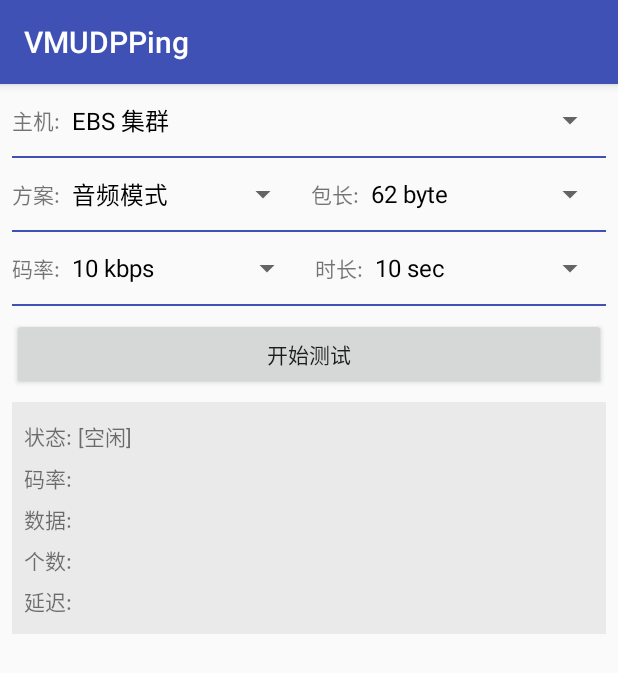
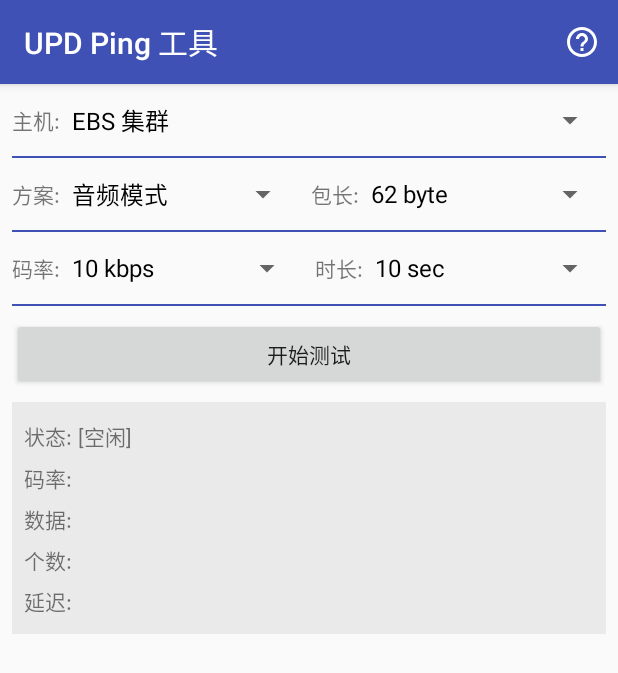
Before and after one commit to lzan13/VMUDPPing, an Android app: the screen it shows after launch (MainActivity), on a phone screen of 412 x 824 dp. Shown: the top 673 px of the screen. Run offline under Robolectric (Android 15) with nearby library versions, the phone set to English and light mode, and no system bars; our stand-ins replace ButterKnife.

Commit message:
添加帮助提示界面，解决计算码率的小问题

```diff
--- a/app/src/main/java/com/vmloft/develop/app/demo/vmudpping/MainActivity.java
+++ b/app/src/main/java/com/vmloft/develop/app/demo/vmudpping/MainActivity.java
@@ -1,16 +1,21 @@
 package com.vmloft.develop.app.demo.vmudpping;
 
 import android.app.Activity;
+import android.support.v4.content.ContextCompat;
 import android.support.v7.app.AppCompatActivity;
 import android.os.Bundle;
+import android.support.v7.widget.Toolbar;
 import android.text.TextUtils;
 import android.util.Log;
+import android.view.Menu;
+import android.view.MenuItem;
 import android.view.View;
 import android.widget.AdapterView;
 import android.widget.ArrayAdapter;
 import android.widget.Button;
 import android.widget.EditText;
 import android.widget.LinearLayout;
+import android.widget.RelativeLayout;
 import android.widget.Spinner;
 import android.widget.TextView;
 
@@ -30,6 +35,7 @@ public class MainActivity extends AppCompatActivity {
 
     private final String TAG = this.getClass().getSimpleName();
 
+    @BindView(R.id.toolbar) Toolbar toolbar;
     @BindView(R.id.widget_spinner_host) Spinner hostSpinner;
     @BindView(R.id.widget_spinner_mode) Spinner modeSpinner;
     @BindView(R.id.widget_spinner_buffer) Spinner bufferSpinner;
@@ -45,6 +51,8 @@ public class MainActivity extends AppCompatActivity {
     @BindView(R.id.text_buffer) TextView bufferView;
     @BindView(R.id.text_lost) TextView lostView;
     @BindView(R.id.text_delay) TextView delayView;
+
+    @BindView(R.id.layout_help) RelativeLayout helpLayout;
 
     private Activity activity;
 
@@ -133,6 +141,10 @@ public class MainActivity extends AppCompatActivity {
      * 初始化
      */
     private void init() {
+        toolbar.setTitle("UPD Ping 工具");
+        toolbar.setTitleTextColor(ContextCompat.getColor(activity, R.color.white));
+        setSupportActionBar(toolbar);
+
         // 服务器选择列表
         ArrayAdapter<String> hostAdapter = new ArrayAdapter<>(activity, android.R.layout.simple_spinner_dropdown_item, serverTitles);
         hostSpinner.setAdapter(hostAdapter);
@@ -224,7 +236,7 @@ public class MainActivity extends AppCompatActivity {
     /**
      * 界面控件点击监听
      */
-    @OnClick({ R.id.btn_test })
+    @OnClick({ R.id.btn_test, R.id.layout_help })
     public void onClick(View v) {
         switch (v.getId()) {
         case R.id.btn_test:
@@ -233,6 +245,9 @@ public class MainActivity extends AppCompatActivity {
             } else {
                 startUDPSocket();
             }
+            break;
+        case R.id.layout_help:
+            helpLayout.setVisibility(View.GONE);
             break;
         }
     }
@@ -248,7 +263,7 @@ public class MainActivity extends AppCompatActivity {
         byte[] orderBytes = new byte[4];
         System.arraycopy(receiveData, 10, orderBytes, 0, orderBytes.length);
         int orderNum = Util.bytesToInt(orderBytes);
-        Log.i(TAG, "收到的序号 " + orderNum);
+        //Log.i(TAG, "收到的序号 " + orderNum);
         if (verifyIndex > orderNum) {
             disorders++;
             return false;
@@ -286,7 +301,7 @@ public class MainActivity extends AppCompatActivity {
                         }
                         delaySum += spend;
                         delay = delaySum / receivePacketCount;
-                        receiveKbps = (long) (bufferSize * sendPacketCount / ((float) (Util.microTime() - receiveTime) / 1000 / 1000) * 8);
+                        receiveKbps = (long) (bufferSize * receivePacketCount / ((float) (Util.microTime() - receiveTime) / 1000 / 1000) * 8);
                     } catch (IOException e) {
                         Log.e(TAG, "获取服务器数据出错 " + e.getMessage());
                         e.printStackTrace();
@@ -508,6 +523,26 @@ public class MainActivity extends AppCompatActivity {
         return true;
     }
 
+    @Override
+    public boolean onCreateOptionsMenu(Menu menu) {
+        getMenuInflater().inflate(R.menu.menu_main, menu);
+        return true;
+    }
+
+    @Override
+    public boolean onOptionsItemSelected(MenuItem item) {
+        switch (item.getItemId()) {
+        case R.id.action_help:
+            if (helpLayout.isShown()) {
+                helpLayout.setVisibility(View.GONE);
+            } else {
+                helpLayout.setVisibility(View.VISIBLE);
+            }
+            break;
+        }
+        return true;
+    }
+
     /**
      * 拦截返回键，断开链接再关闭界面
      */
--- a/app/src/main/java/com/vmloft/develop/app/demo/vmudpping/server/UDPSocketServer.java
+++ b/app/src/main/java/com/vmloft/develop/app/demo/vmudpping/server/UDPSocketServer.java
@@ -30,7 +30,7 @@ public class UDPSocketServer {
                 byte[] orderBytes = new byte[4];
                 System.arraycopy(receiveData, 10, orderBytes, 0, orderBytes.length);
                 int orderNum = Util.bytesToInt(orderBytes);
-                System.out.println(String.format("收到 时间戳: %d, 验证: %s, 序号: %d", time, verifyStr, orderNum));
+                //System.out.println(String.format("收到 时间戳: %d, 验证: %s, 序号: %d", time, verifyStr, orderNum));
 
                 //System.out.println("收到时间戳 " + Util.bytesToLong(receiveData));
                 //System.out.println("收到客户端数据:" + new String(receiveData, 0, receivePacket.getLength()));
--- /dev/null
+++ b/app/src/main/res/drawable/ic_help_outline.xml
@@ -0,0 +1,9 @@
+<vector xmlns:android="http://schemas.android.com/apk/res/android"
+    android:height="24dp"
+    android:viewportHeight="24.0"
+    android:viewportWidth="24.0"
+    android:width="24dp">
+    <path
+        android:fillColor="#ffffffff"
+        android:pathData="M11,18h2v-2h-2v2zM12,2C6.48,2 2,6.48 2,12s4.48,10 10,10 10,-4.48 10,-10S17.52,2 12,2zM12,20c-4.41,0 -8,-3.59 -8,-8s3.59,-8 8,-8 8,3.59 8,8 -3.59,8 -8,8zM12,6c-2.21,0 -4,1.79 -4,4h2c0,-1.1 0.9,-2 2,-2s2,0.9 2,2c0,2 -3,1.75 -3,5h2c0,-2.25 3,-2.5 3,-5 0,-2.21 -1.79,-4 -4,-4z"/>
+</vector>
--- a/app/src/main/res/layout/activity_main.xml
+++ b/app/src/main/res/layout/activity_main.xml
@@ -1,14 +1,32 @@
 <?xml version="1.0" encoding="utf-8"?>
-<RelativeLayout xmlns:android="http://schemas.android.com/apk/res/android"
+<android.support.design.widget.CoordinatorLayout xmlns:android="http://schemas.android.com/apk/res/android"
+    xmlns:app="http://schemas.android.com/apk/res-auto"
     xmlns:tools="http://schemas.android.com/tools"
     android:layout_width="match_parent"
     android:layout_height="match_parent"
     tools:context=".MainActivity"
     >
+    <android.support.design.widget.AppBarLayout
+        android:layout_width="match_parent"
+        android:layout_height="wrap_content"
+        >
+        <android.support.v7.widget.Toolbar
+            android:id="@+id/toolbar"
+            android:layout_width="match_parent"
+            android:layout_height="wrap_content"
+            />
+    </android.support.design.widget.AppBarLayout>
+
     <ScrollView
         android:layout_width="match_parent"
         android:layout_height="match_parent"
+        app:layout_behavior="@string/appbar_scrolling_view_behavior"
         >
+        <RelativeLayout
+            android:layout_width="match_parent"
+            android:layout_height="match_parent"
+            >
+
             <LinearLayout
                 android:layout_width="match_parent"
                 android:layout_height="wrap_content"
@@ -306,5 +324,20 @@
                     </LinearLayout>
                 </LinearLayout>
             </LinearLayout>
+
+            <RelativeLayout
+                android:id="@+id/layout_help"
+                android:layout_width="match_parent"
+                android:layout_height="match_parent"
+                android:background="#ff232323"
+                android:visibility="gone"
+                >
+                <ImageView
+                    android:layout_width="match_parent"
+                    android:layout_height="match_parent"
+                    android:src="@drawable/ping"
+                    />
+            </RelativeLayout>
+        </RelativeLayout>
     </ScrollView>
-</RelativeLayout>
+</android.support.design.widget.CoordinatorLayout>
--- /dev/null
+++ b/app/src/main/res/menu/menu_main.xml
@@ -0,0 +1,12 @@
+<?xml version="1.0" encoding="utf-8"?>
+<menu xmlns:android="http://schemas.android.com/apk/res/android"
+    xmlns:app="http://schemas.android.com/apk/res-auto"
+    >
+    <item
+        android:id="@+id/action_help"
+        android:icon="@drawable/ic_help_outline"
+        android:orderInCategory="10"
+        android:title="Help"
+        app:showAsAction="always"
+        />
+</menu>
--- a/app/src/main/res/values/colors.xml
+++ b/app/src/main/res/values/colors.xml
@@ -3,4 +3,6 @@
     <color name="colorPrimary">#3F51B5</color>
     <color name="colorPrimaryDark">#303F9F</color>
     <color name="colorAccent">#FF4081</color>
+
+    <color name="white">#ffffffff</color>
 </resources>
--- a/app/src/main/res/values/styles.xml
+++ b/app/src/main/res/values/styles.xml
@@ -6,6 +6,9 @@
         <item name="colorPrimary">@color/colorPrimary</item>
         <item name="colorPrimaryDark">@color/colorPrimaryDark</item>
         <item name="colorAccent">@color/colorAccent</item>
+
+        <item name="windowNoTitle">true</item>
+        <item name="windowActionBar">false</item>
     </style>
 
 </resources>
```
Also changed, not shown: app/src/main/res/drawable/ic_close.xml (added, +9 -0 lines), app/src/main/res/drawable-xxhdpi/ping.png (added), 2 other files. Lines whose indentation alone changed are shown as unchanged.
